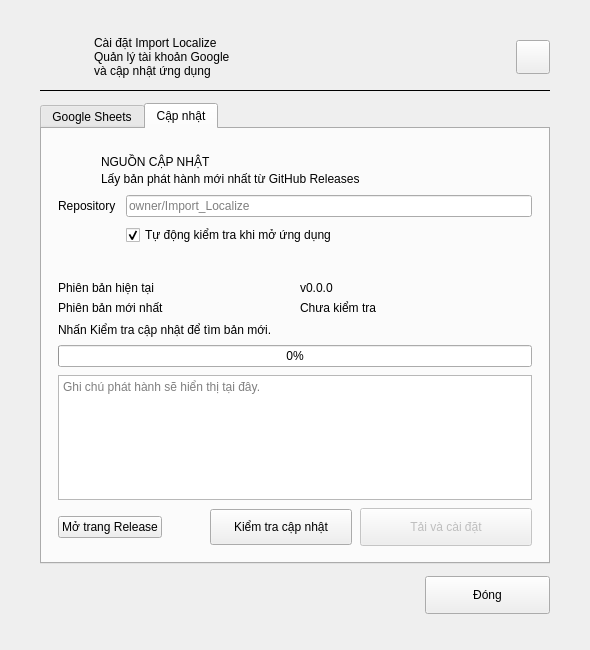
Above: src/import_localize/ui/forms/settings_dialog.ui from longnguy3n/Import-Localize before the change. Below: the same form after it.
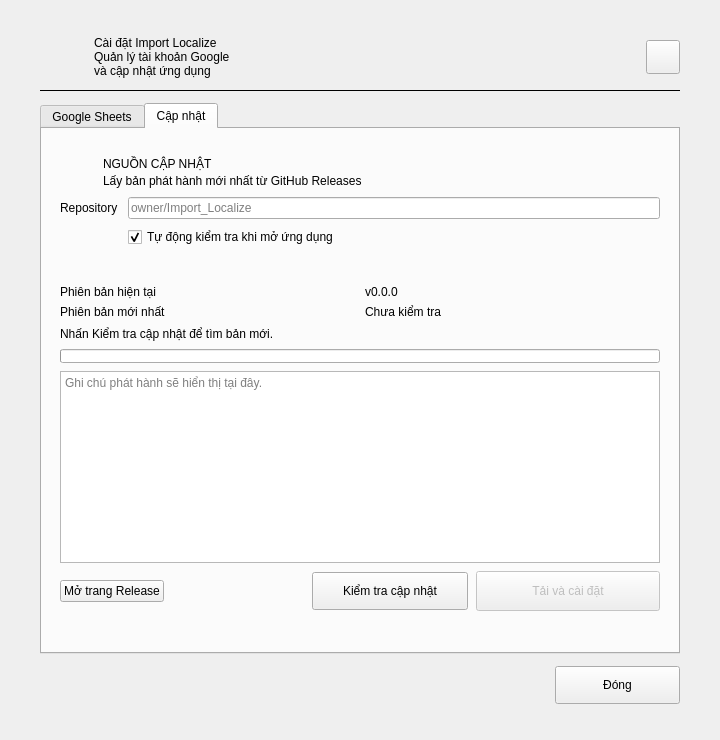
That is the form after the change. The open tabs and pages were chosen to show the change.

What changed in the file:
```diff
--- a/src/import_localize/ui/forms/settings_dialog.ui
+++ b/src/import_localize/ui/forms/settings_dialog.ui
@@ -2,7 +2,7 @@
 <ui version="4.0">
  <class>SettingsForm</class>
  <widget class="QWidget" name="SettingsForm">
-  <property name="geometry"><rect><x>0</x><y>0</y><width>590</width><height>650</height></rect></property>
+  <property name="geometry"><rect><x>0</x><y>0</y><width>720</width><height>740</height></rect></property>
   <layout class="QVBoxLayout" name="outsideLayout">
    <property name="spacing"><number>0</number></property>
    <property name="leftMargin"><number>18</number></property>
@@ -60,7 +60,7 @@
         <widget class="QWidget" name="updateTab">
          <attribute name="title"><string>Cập nhật</string></attribute>
          <layout class="QVBoxLayout" name="updateTabLayout">
-          <property name="spacing"><number>12</number></property><property name="leftMargin"><number>2</number></property><property name="topMargin"><number>12</number></property><property name="rightMargin"><number>2</number></property><property name="bottomMargin"><number>4</number></property>
+          <property name="spacing"><number>14</number></property><property name="leftMargin"><number>4</number></property><property name="topMargin"><number>14</number></property><property name="rightMargin"><number>4</number></property><property name="bottomMargin"><number>6</number></property>
           <item>
            <widget class="QFrame" name="updateSourceCard">
             <layout class="QVBoxLayout" name="updateSourceLayout">
@@ -76,9 +76,9 @@
              <property name="spacing"><number>8</number></property><property name="leftMargin"><number>14</number></property><property name="topMargin"><number>12</number></property><property name="rightMargin"><number>14</number></property><property name="bottomMargin"><number>12</number></property>
              <item><layout class="QGridLayout" name="versionGrid"><property name="horizontalSpacing"><number>10</number></property><property name="verticalSpacing"><number>6</number></property><item row="0" column="0"><widget class="QLabel" name="currentVersionLabel"><property name="text"><string>Phiên bản hiện tại</string></property></widget></item><item row="0" column="1"><widget class="QLabel" name="currentVersionValueLabel"><property name="text"><string>v0.0.0</string></property></widget></item><item row="1" column="0"><widget class="QLabel" name="latestVersionLabel"><property name="text"><string>Phiên bản mới nhất</string></property></widget></item><item row="1" column="1"><widget class="QLabel" name="latestVersionValueLabel"><property name="text"><string>Chưa kiểm tra</string></property></widget></item></layout></item>
              <item><widget class="QLabel" name="updateStatusLabel"><property name="text"><string>Nhấn Kiểm tra cập nhật để tìm bản mới.</string></property><property name="wordWrap"><bool>true</bool></property></widget></item>
-             <item><widget class="QProgressBar" name="updateProgressBar"><property name="value"><number>0</number></property><property name="textVisible"><bool>true</bool></property></widget></item>
-             <item><widget class="QPlainTextEdit" name="releaseNotesEdit"><property name="minimumSize"><size><width>0</width><height>105</height></size></property><property name="maximumSize"><size><width>16777215</width><height>140</height></size></property><property name="readOnly"><bool>true</bool></property><property name="placeholderText"><string>Ghi chú phát hành sẽ hiển thị tại đây.</string></property></widget></item>
-             <item><layout class="QHBoxLayout" name="updateButtonsLayout"><property name="spacing"><number>8</number></property><item><widget class="QPushButton" name="openReleaseButton"><property name="text"><string>Mở trang Release</string></property></widget></item><item><spacer name="updateButtonsSpacer"><property name="orientation"><enum>Qt::Orientation::Horizontal</enum></property><property name="sizeHint" stdset="0"><size><width>20</width><height>20</height></size></property></spacer></item><item><widget class="QPushButton" name="checkUpdateButton"><property name="minimumSize"><size><width>142</width><height>36</height></size></property><property name="text"><string>Kiểm tra cập nhật</string></property></widget></item><item><widget class="QPushButton" name="installUpdateButton"><property name="minimumSize"><size><width>172</width><height>38</height></size></property><property name="text"><string>Tải và cài đặt</string></property><property name="enabled"><bool>false</bool></property></widget></item></layout></item>
+             <item><widget class="QProgressBar" name="updateProgressBar"><property name="minimumSize"><size><width>0</width><height>14</height></size></property><property name="maximumSize"><size><width>16777215</width><height>14</height></size></property><property name="value"><number>0</number></property><property name="textVisible"><bool>false</bool></property></widget></item>
+             <item><widget class="QPlainTextEdit" name="releaseNotesEdit"><property name="minimumSize"><size><width>0</width><height>160</height></size></property><property name="maximumSize"><size><width>16777215</width><height>220</height></size></property><property name="readOnly"><bool>true</bool></property><property name="placeholderText"><string>Ghi chú phát hành sẽ hiển thị tại đây.</string></property></widget></item>
+             <item><layout class="QHBoxLayout" name="updateButtonsLayout"><property name="spacing"><number>8</number></property><item><widget class="QPushButton" name="openReleaseButton"><property name="text"><string>Mở trang Release</string></property></widget></item><item><spacer name="updateButtonsSpacer"><property name="orientation"><enum>Qt::Orientation::Horizontal</enum></property><property name="sizeHint" stdset="0"><size><width>20</width><height>20</height></size></property></spacer></item><item><widget class="QPushButton" name="checkUpdateButton"><property name="minimumSize"><size><width>156</width><height>38</height></size></property><property name="text"><string>Kiểm tra cập nhật</string></property></widget></item><item><widget class="QPushButton" name="installUpdateButton"><property name="minimumSize"><size><width>184</width><height>40</height></size></property><property name="text"><string>Tải và cài đặt</string></property><property name="enabled"><bool>false</bool></property></widget></item></layout></item>
             </layout>
            </widget>
           </item>
```
Left out of the diff: 2 changed lines with no effect on the pictures.
